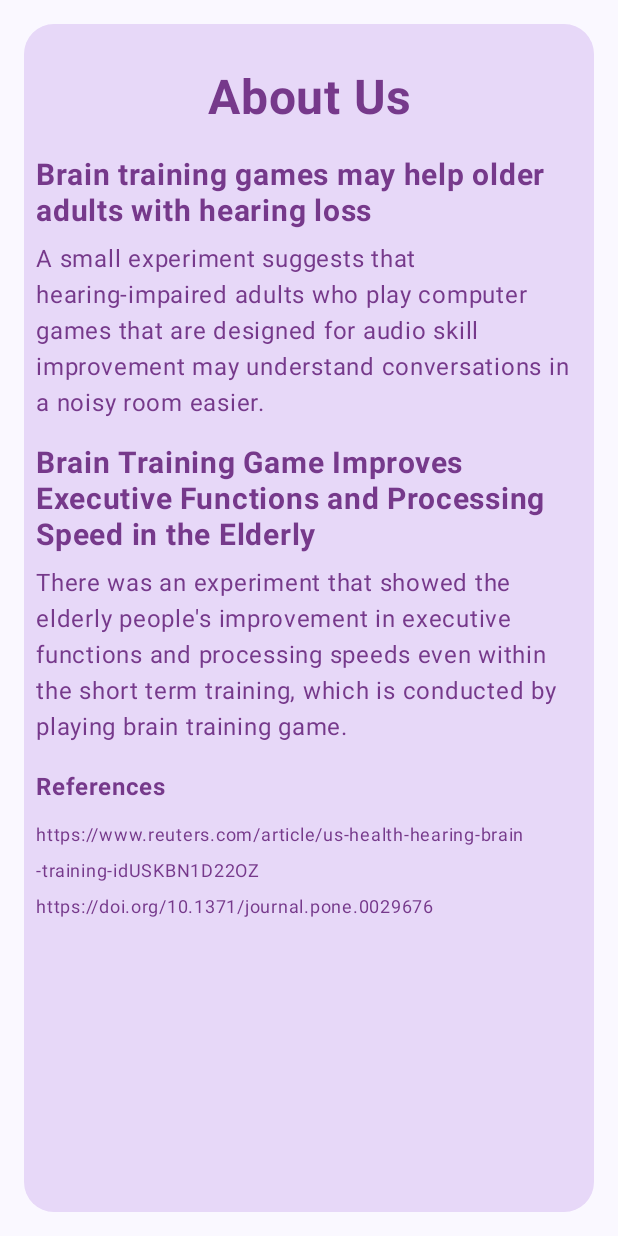
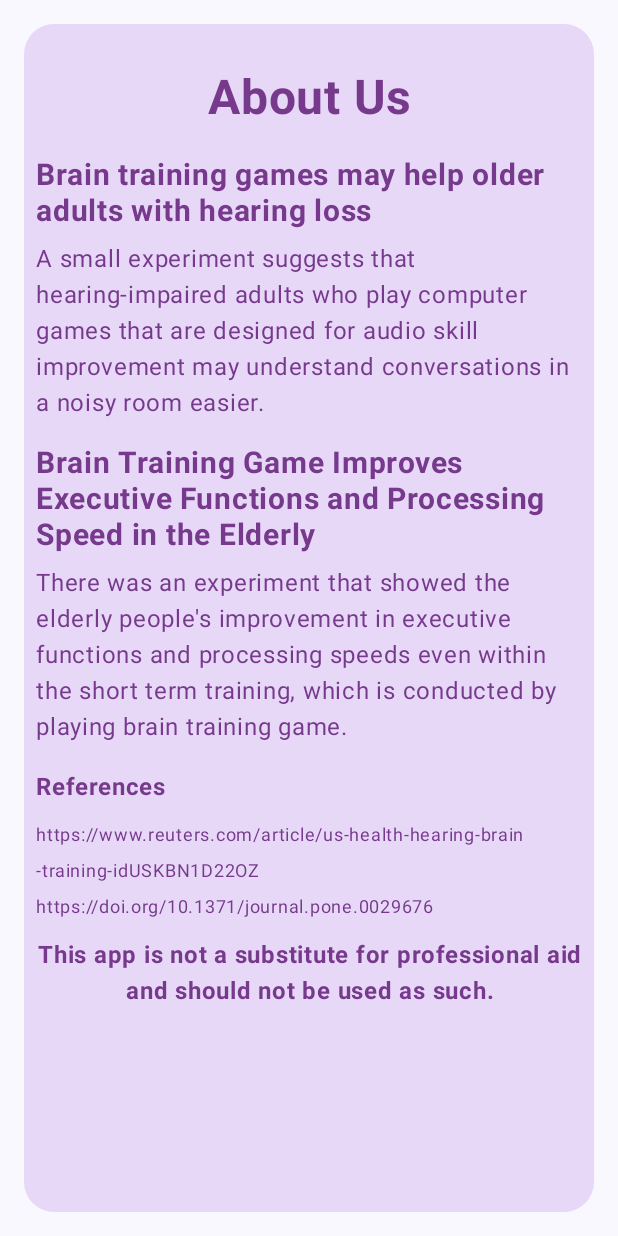
Before and after one commit to Kleanur/cs446-project, an Android app built with Jetpack Compose: the InfoScreen screen opened through its navigation route, on a phone screen of 412 x 824 dp. Run offline under Robolectric (Android 15) with nearby library versions, the phone set to English and light mode, and no system bars; our stand-ins replace Dagger/Hilt's generated code, constraintlayout-compose.

Commit message:
added disclaimer to info screen

```diff
--- a/app/src/main/java/com/example/sequoia/ui/infoScreen/InfoScreen.kt
+++ b/app/src/main/java/com/example/sequoia/ui/infoScreen/InfoScreen.kt
@@ -48,7 +48,8 @@ fun InfoScreen(navController: NavController) {
                         header2,
                         desc2,
                         refHeader,
-                        refList
+                        refList,
+                        disclaimer
                     ) = createRefs()
                     Text(
                         text = "About Us", fontSize = 32.sp, fontWeight = FontWeight.Bold,
@@ -141,6 +142,20 @@ fun InfoScreen(navController: NavController) {
                         textAlign = TextAlign.Start,
                     )
 
+                    Text(
+                        text = "This app is not a substitute for professional aid and should not be used as such.",
+                        fontSize = 16.sp,
+                        fontWeight = FontWeight.Bold,
+                        color = InfoScreenTextColor,
+                        modifier = Modifier.constrainAs(disclaimer) {
+                            top.linkTo(refList.bottom, margin = 8.dp)
+                            start.linkTo(parent.start, margin = 8.dp)
+                            end.linkTo(parent.end, margin = 8.dp)
+                            width = Dimension.matchParent
+                        },
+                        textAlign = TextAlign.Center,
+                    )
+
                 }
             }
         }
```
